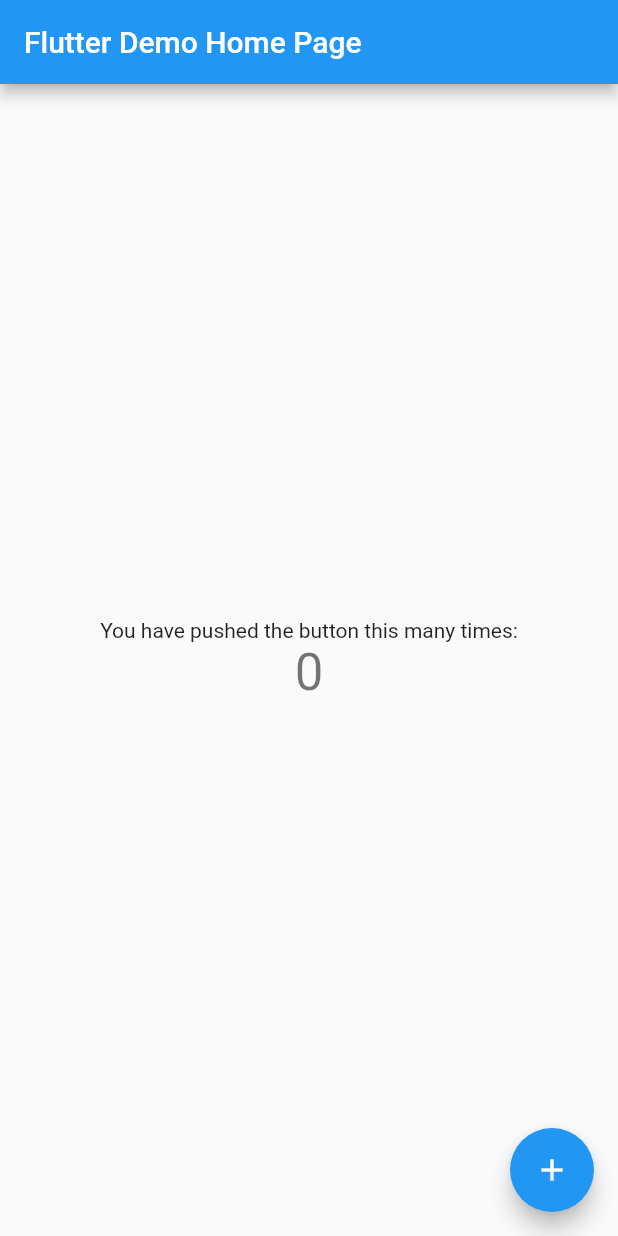
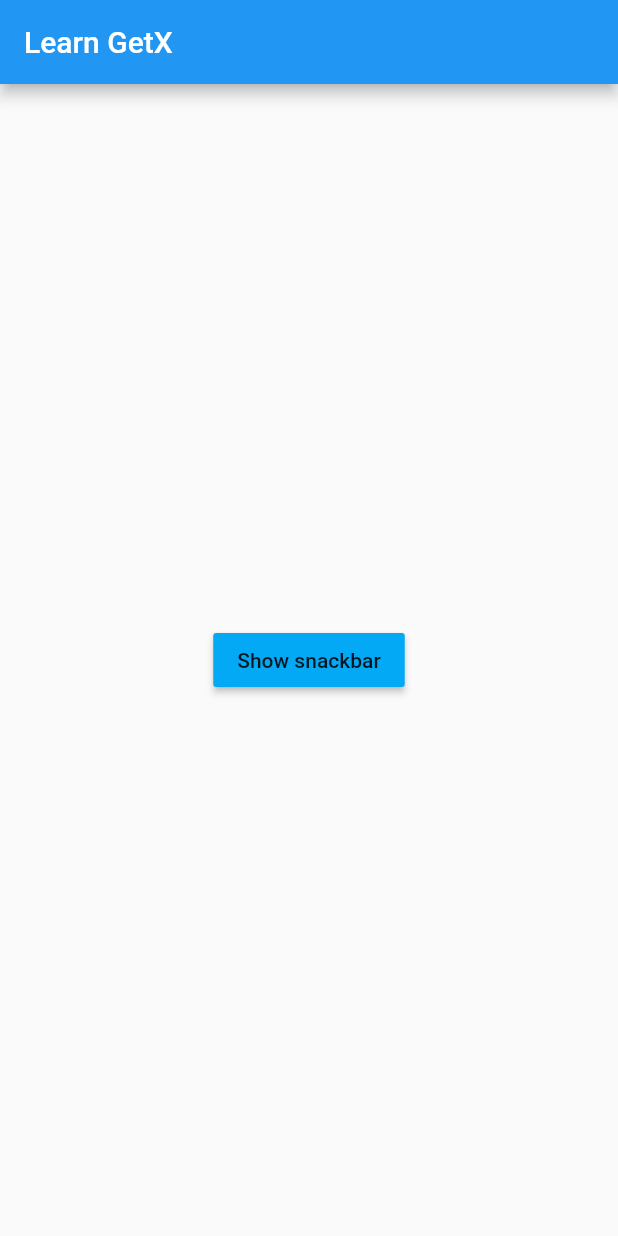
Before and after one commit to shaunhossain/Learn-GetX, a Flutter app: the screen it shows after launch, on a phone screen of 412 x 824 dp. Run offline on Flutter 3.47's test engine with Material 2 defaults, Android fonts, the phone set to English and light mode, and no system bars; our stand-ins replace get.

Commit message:
Learn GetX snackbar

```diff
--- a/lib/main.dart
+++ b/lib/main.dart
@@ -1,4 +1,6 @@
 import 'package:flutter/material.dart';
+import 'package:get/get_navigation/src/root/get_material_app.dart';
+import 'package:learn_getx/view/my_home_page.dart';
 
 void main() {
   runApp(const MyApp());
@@ -10,59 +12,12 @@ class MyApp extends StatelessWidget {
   // This widget is the root of your application.
   @override
   Widget build(BuildContext context) {
-    return MaterialApp(
-      title: 'Flutter Demo',
+    return GetMaterialApp(
+      title: 'GetX Demo',
       theme: ThemeData(
         primarySwatch: Colors.blue,
       ),
-      home: const MyHomePage(title: 'Flutter Demo Home Page'),
+      home: const MyHomePage(title: 'Learn GetX'),
     );
   }
 }
-
-class MyHomePage extends StatefulWidget {
-  const MyHomePage({Key? key, required this.title}) : super(key: key);
-
-  final String title;
-
-  @override
-  State<MyHomePage> createState() => _MyHomePageState();
-}
-
-class _MyHomePageState extends State<MyHomePage> {
-  int _counter = 0;
-
-  void _incrementCounter() {
-    setState(() {
-      _counter++;
-    });
-  }
-
-  @override
-  Widget build(BuildContext context) {
-    return Scaffold(
-      appBar: AppBar(
-        title: Text(widget.title),
-      ),
-      body: Center(
-        child: Column(
-          mainAxisAlignment: MainAxisAlignment.center,
-          children: <Widget>[
-            const Text(
-              'You have pushed the button this many times:',
-            ),
-            Text(
-              '$_counter',
-              style: Theme.of(context).textTheme.headline4,
-            ),
-          ],
-        ),
-      ),
-      floatingActionButton: FloatingActionButton(
-        onPressed: _incrementCounter,
-        tooltip: 'Increment',
-        child: const Icon(Icons.add),
-      ), // This trailing comma makes auto-formatting nicer for build methods.
-    );
-  }
-}
--- /dev/null
+++ b/lib/view/my_home_page.dart
@@ -0,0 +1,42 @@
+import 'package:flutter/material.dart';
+import 'package:get/get.dart';
+
+class MyHomePage extends StatefulWidget {
+  const MyHomePage({Key? key, required this.title}) : super(key: key);
+
+  final String title;
+
+  @override
+  State<MyHomePage> createState() => _MyHomePageState();
+}
+
+class _MyHomePageState extends State<MyHomePage> {
+  @override
+  Widget build(BuildContext context) {
+    return Scaffold(
+      appBar: AppBar(
+        title: Text(widget.title),
+      ),
+      body: Center(
+        child: Column(
+          mainAxisAlignment: MainAxisAlignment.center,
+          children: <Widget>[
+            MaterialButton(
+              onPressed: () {
+                Get.snackbar(
+                  "SnackBar title",
+                  "this is a snackbar test",
+                  snackPosition: SnackPosition.BOTTOM,
+                  titleText: const Text("data"),
+                  backgroundColor: Colors.lightBlueAccent
+                );
+              },
+              child: const Text("Show snackbar"),
+              color: Colors.lightBlue,
+            )
+          ],
+        ),
+      ), // This trailing comma makes auto-formatting nicer for build methods.
+    );
+  }
+}
--- a/pubspec.yaml
+++ b/pubspec.yaml
@@ -15,6 +15,7 @@ dependencies:
 
 
   cupertino_icons: ^1.0.2
+  get: ^4.6.1
 
 dev_dependencies:
   flutter_test:
```
Also changed, not shown: pubspec.lock, 2 other files.
